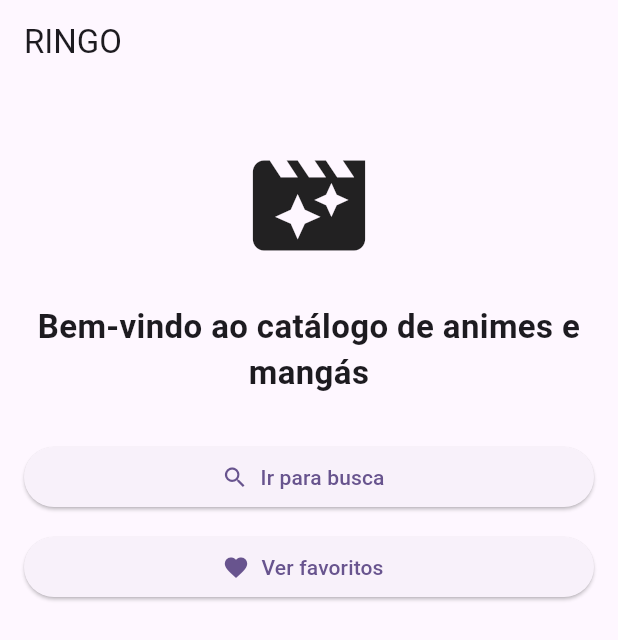
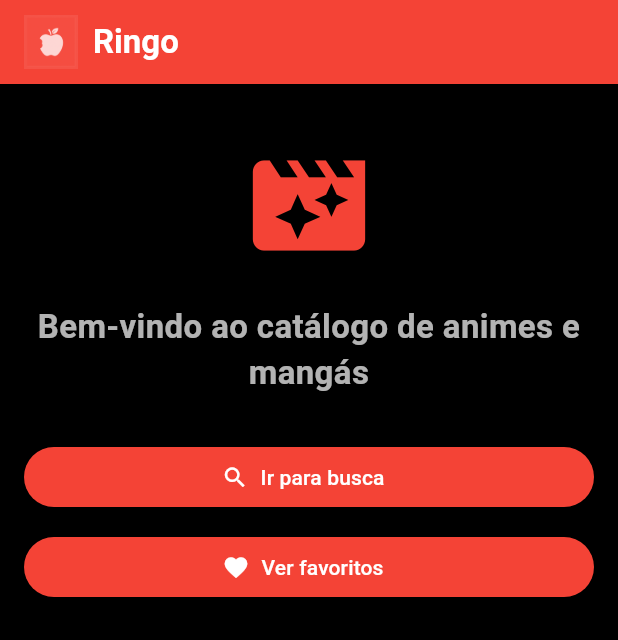
Before and after one commit to SavioKSLopes/Ringo, a Flutter app: the screen it shows after launch, on a phone screen of 412 x 824 dp. Shown: the top 640 px of the screen. Run offline on Flutter 3.47's test engine with Material 3 defaults, Android fonts, the phone set to English and light mode, and no system bars.

```diff
--- a/lib/features/home/presentation/pages/home_page.dart
+++ b/lib/features/home/presentation/pages/home_page.dart
@@ -8,7 +8,26 @@ class HomePage extends StatelessWidget {
   Widget build(BuildContext context) {
     return Scaffold(
       appBar: AppBar(
-        title: const Text('RINGO'),
+        backgroundColor: Colors.red,
+        title: Row(
+          children: [
+            Image.asset(
+              'assets/images/ringo_logo.png',
+              height: 36,
+              color: Colors.white,
+              colorBlendMode: BlendMode.srcIn,
+            ),
+            const SizedBox(width: 10),
+            const Text(
+              'Ringo',
+              style: TextStyle(
+                color: Colors.white,
+                fontWeight: FontWeight.bold,
+                fontSize: 22,
+              ),
+            ),
+          ],
+        ),
       ),
       body: Padding(
         padding: const EdgeInsets.all(16),
--- a/lib/main.dart
+++ b/lib/main.dart
@@ -26,7 +26,34 @@ class RingoApp extends StatelessWidget {
       debugShowCheckedModeBanner: false,
       title: 'RINGO',
       theme: ThemeData(
-        colorScheme: ColorScheme.fromSeed(seedColor: Colors.deepPurple),
+        brightness: Brightness.dark,
+        colorScheme: const ColorScheme.dark(
+          primary: Colors.red,
+          secondary: Colors.redAccent,
+          surface: Color(0xFF1A1A1A),
+          onPrimary: Colors.white,
+          onSurface: Colors.white,
+        ),
+        scaffoldBackgroundColor: Colors.black,
+        appBarTheme: const AppBarTheme(
+          backgroundColor: Color(0xFF1A1A1A),
+          foregroundColor: Colors.white,
+          elevation: 0,
+        ),
+        elevatedButtonTheme: ElevatedButtonThemeData(
+          style: ElevatedButton.styleFrom(
+            backgroundColor: Colors.red,
+            foregroundColor: Colors.white,
+          ),
+        ),
+        textTheme: const TextTheme(
+          bodyLarge: TextStyle(color: Colors.white),
+          bodyMedium: TextStyle(color: Colors.white70),
+          titleLarge: TextStyle(color: Colors.white, fontWeight: FontWeight.bold),
+        ),
+        iconTheme: const IconThemeData(
+          color: Colors.red,
+        ),
         useMaterial3: true,
       ),
       initialRoute: AppRoutes.home,
--- a/pubspec.yaml
+++ b/pubspec.yaml
@@ -58,6 +58,8 @@ flutter:
   # included with your application, so that you can use the icons in
   # the material Icons class.
   uses-material-design: true
+  assets:
+    - assets/images/ringo_logo.png
 
   # To add assets to your application, add an assets section, like this:
   # assets:
```
Also changed, not shown: assets/images/ringo_logo.jpg (added), assets/images/ringo_logo.png (added).
